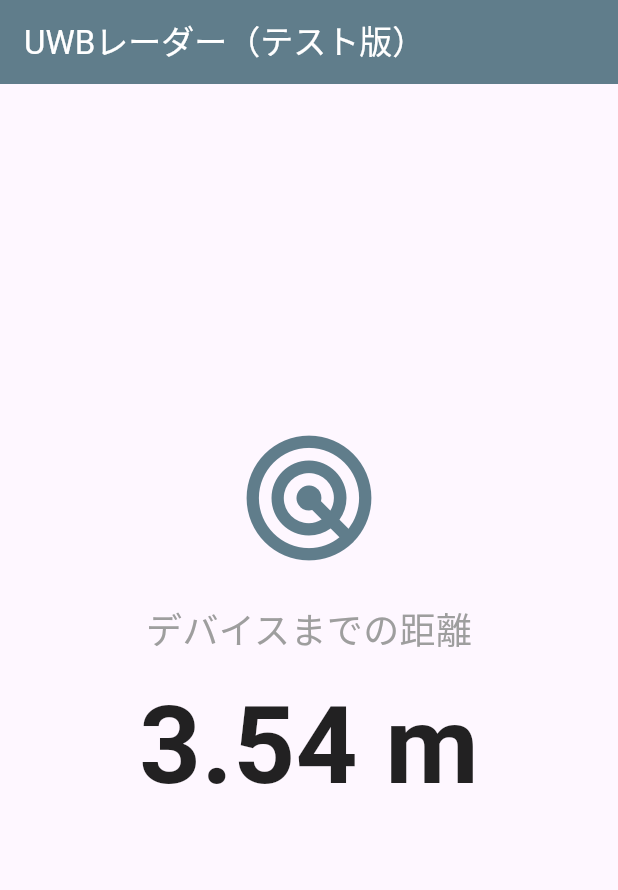
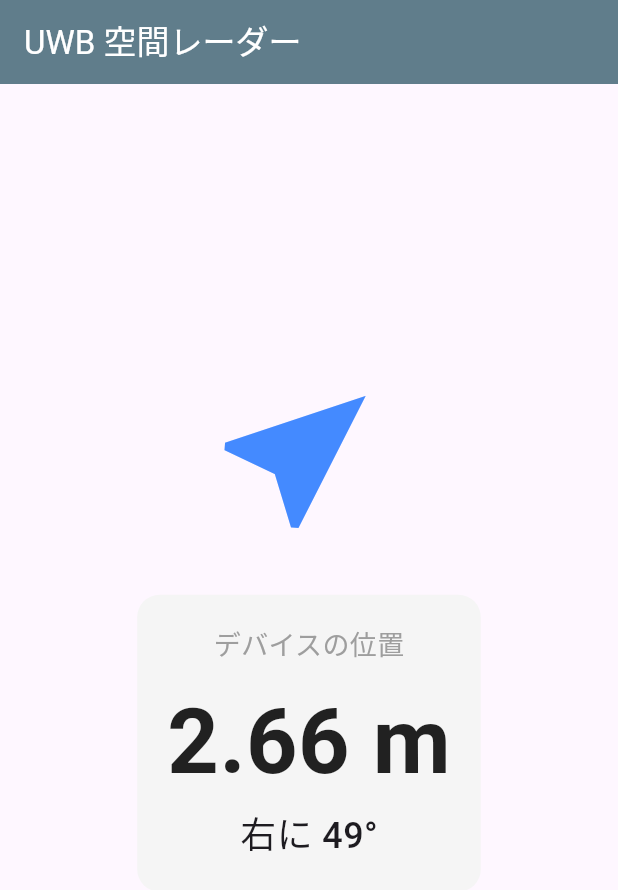
Before and after one commit to yuikinman21/uwb_app_pre, a Flutter app: the screen it shows after launch, on a phone screen of 412 x 824 dp. Shown: the top 890 px of the screen. Run offline on Flutter 3.47's test engine with Material 3 defaults, Android fonts, the light colour scheme and no system bars.

Commit message:
UWBデータの距離と角度を管理するクラスを追加し、レーダー画面を実装

```diff
--- a/lib/main.dart
+++ b/lib/main.dart
@@ -18,92 +18,126 @@ class MyApp extends StatelessWidget {
         primarySwatch: Colors.blue,
         useMaterial3: true,
       ),
-      home: UwbDistanceScreen(),
-      debugShowCheckedModeBanner: false, // 右上の「DEBUG」リボンを消す
+      home: UwbRadarScreen(),
+      debugShowCheckedModeBanner: false,
     );
   }
 }
 
+// 1. 距離と角度をまとめたデータ用の「箱（クラス）」
+class UwbData {
+  final double distance; // メートル
+  final double angle;    // 角度（度: -90が左、0が真正面、90が右）
+
+  UwbData({required this.distance, required this.angle});
+}
+
+// 2. 距離と角度の「両方」を発行するダミークラス
 class MockUwbService {
-  Stream<double> get distanceStream async* {
+  Stream<UwbData> get uwbStream async* {
     final random = Random();
-    double currentDistance = 3.0; // 初期値3メートル
+    double currentDistance = 3.0; // 初期値: 真正面に3m
+    double currentAngle = 0.0;
 
     while (true) {
-      await Future.delayed(const Duration(milliseconds: 500)); // 0.5秒ごとに更新
+      await Future.delayed(const Duration(milliseconds: 500));
 
-      // -0.5m 〜 +0.5m の範囲で距離がランダムに変動するダミーロジック
-      double change = (random.nextDouble() - 0.5);
-      currentDistance += change;
-
-      // 0m以下にならないように調整
+      // 距離の変動（±0.5m）
+      currentDistance += (random.nextDouble() - 0.5);
       if (currentDistance < 0) currentDistance = 0.0;
 
-      yield currentDistance; // 画面側に距離を通知
+      // 角度の変動（±15度ずつフラフラ動く）
+      currentAngle += (random.nextDouble() * 30 - 15);
+      // スマホの前方180度（-90度 〜 90度）の範囲に収める
+      if (currentAngle > 90) currentAngle = 90;
+      if (currentAngle < -90) currentAngle = -90;
+
+      // 距離と角度をセットにして画面へ通知
+      yield UwbData(distance: currentDistance, angle: currentAngle);
     }
   }
 }
 
-class UwbDistanceScreen extends StatelessWidget {
+// 3. UI（レーダーと数値の表示）
+class UwbRadarScreen extends StatelessWidget {
   final MockUwbService _uwbService = MockUwbService();
 
-  UwbDistanceScreen({super.key});
+  UwbRadarScreen({super.key});
 
   @override
   Widget build(BuildContext context) {
     return Scaffold(
       appBar: AppBar(
-        title: const Text('UWBレーダー（テスト版）'),
+        title: const Text('UWB 空間レーダー'),
         backgroundColor: Colors.blueGrey,
         foregroundColor: Colors.white,
       ),
       body: Center(
-        child: StreamBuilder<double>(
-          stream: _uwbService.distanceStream, // ダミーの距離データを受信
+        child: StreamBuilder<UwbData>(
+          stream: _uwbService.uwbStream,
           builder: (context, snapshot) {
-            // データがまだ来ていない時のロード画面
             if (!snapshot.hasData) {
               return const CircularProgressIndicator();
             }
 
-            // 受信した距離データ（小数点2桁まで丸める）
-            final distance = snapshot.data!;
+            // データの取り出し
+            final data = snapshot.data!;
+            final distance = data.distance;
+            final angle = data.angle;
+
             final formattedDistance = distance.toStringAsFixed(2);
-
-            // 1.5m以内かどうかを判定
+            final formattedAngle = angle.toStringAsFixed(0);
             final isClose = distance < 1.5;
 
             return Column(
               mainAxisAlignment: MainAxisAlignment.center,
               children: [
-                Icon(
-                  Icons.radar,
-                  size: 100,
-                  color: isClose ? Colors.red : Colors.blueGrey,
+                // --- 視覚的フィードバック（ナビゲーションアイコン） ---
+                Transform.rotate(
+                  // Flutterの回転は「ラジアン」を使うため、度数を変換 (角度 * π / 180)
+                  angle: angle * (pi / 180),
+                  child: Icon(
+                    Icons.navigation, // アイコン
+                    size: 120,
+                    color: isClose ? Colors.red : Colors.blueAccent,
                   ),
-                const SizedBox(height: 20),
-                const Text(
-                  'デバイスまでの距離',
-                  style: TextStyle(fontSize: 24, color: Colors.grey)
                 ),
+                const SizedBox(height: 40),
+
+                // --- 数値データの表示 ---
+                Container(
+                  padding: const EdgeInsets.all(20),
+                  decoration: BoxDecoration(
+                    color: Colors.grey.shade100,
+                    borderRadius: BorderRadius.circular(15),
+                  ),
+                  child: Column(
+                    children: [
+                      const Text('デバイスの位置', style: TextStyle(fontSize: 18, color: Colors.grey)),
                       const SizedBox(height: 10),
                       Text(
                         '$formattedDistance m',
                         style: TextStyle(
-                    fontSize: 72,
+                          fontSize: 60,
                           fontWeight: FontWeight.bold,
-                    // 1.5m以内なら文字を赤く、それ以外は黒にする
                           color: isClose ? Colors.red : Colors.black87,
                         ),
                       ),
+                      Text(
+                        // 角度がマイナスなら「左」、プラスなら「右」と表示
+                        angle < 0
+                          ? '左に ${angle.abs().toStringAsFixed(0)}°'
+                          : '右に $formattedAngle°',
+                        style: const TextStyle(fontSize: 24, fontWeight: FontWeight.w500),
+                      ),
+                    ],
+                  ),
+                ),
+
                 const SizedBox(height: 20),
                 Text(
-                  isClose ? '⚠️ 接近しています！' : '安全な距離です',
-                  style: TextStyle(
-                    fontSize: 20,
-                    fontWeight: FontWeight.bold,
-                    color: isClose ? Colors.red : Colors.transparent, // 遠い時は見えなくする
-                  ),
+                  isClose ? '⚠️ 接近しています！' : '',
+                  style: const TextStyle(fontSize: 20, fontWeight: FontWeight.bold, color: Colors.red),
                 ),
               ],
             );
```
Lines whose indentation alone changed are shown as unchanged.
